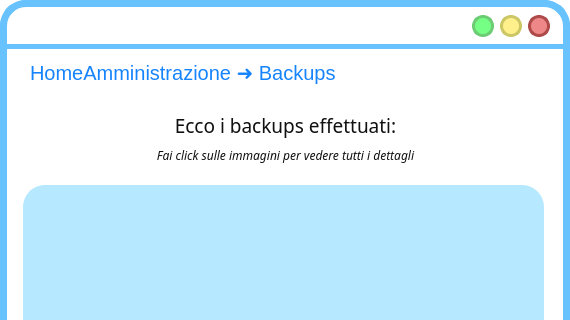
The window that ui/VistaBackup.ui (SbattellaMattia/SoftwareEngineering) describes before a commit, drawn with Qt 5; both pictures show x 0 to 570 and y 0 to 320 of the 570 by 775 pixel window.
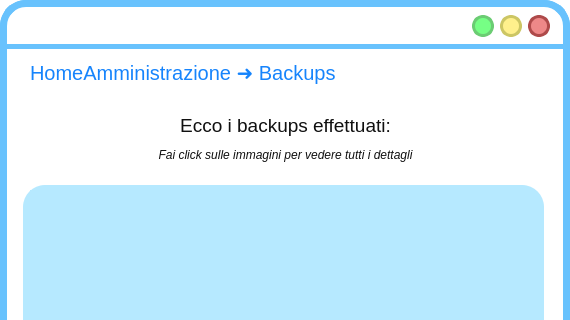
The same window after the commit. Icons and pictures are not drawn.

What changed in the file:
```diff
--- a/ui/VistaBackup.ui
+++ b/ui/VistaBackup.ui
@@ -274,7 +274,7 @@
 background-color: rgba(255, 255, 255,0);
 font-size: 16px;
 text-align: center;
-font-family: Lato-light;
+
 </string>
     </property>
     <property name="text">
@@ -302,7 +302,7 @@
 color: rgba(16, 16, 16);
 font-size: 20px;
 text-align: center;
-font-family: Lato-light;
+
 </string>
     </property>
     <property name="text">
```
Left out of the diff: 4 changed lines with no effect on the pictures.
